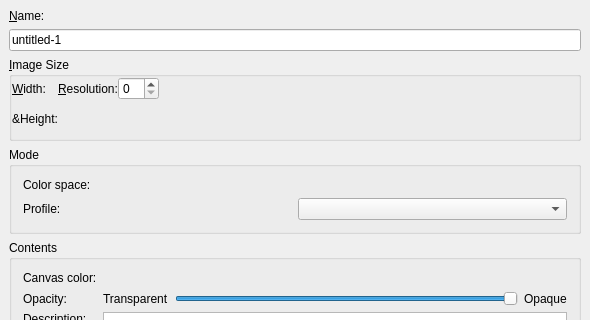
Old version of the form krita/ui/wdgnewimage.ui in the repository KDE/krita; both pictures show x 0 to 590 and y 0 to 320 of the 590 by 595 pixel window.
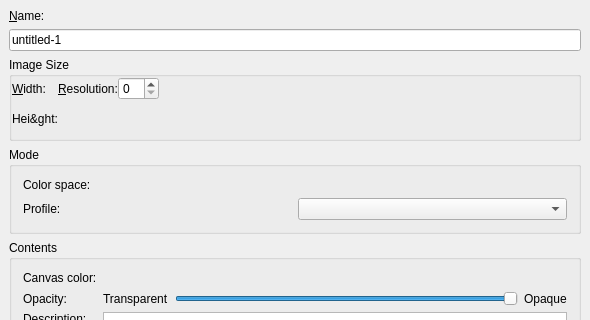
New version of the form. Custom widgets are drawn as their Qt base class.

What changed in the file:
```diff
--- a/krita/ui/wdgnewimage.ui
+++ b/krita/ui/wdgnewimage.ui
@@ -226,7 +226,7 @@
    <item row="2" column="0" >
     <widget class="QGroupBox" name="grpImage" >
      <property name="title" >
-      <string>&amp;Image Size</string>
+      <string>Image Size</string>
      </property>
      <layout class="QGridLayout" >
       <property name="margin" >
@@ -283,7 +283,7 @@
       <item row="1" column="0" >
        <widget class="QLabel" name="lblHeight" >
         <property name="text" >
-         <string>&amp;Height:</string>
+            <string>Hei&amp;ght:</string>
         </property>
         <property name="buddy" >
          <cstring></cstring>
```
